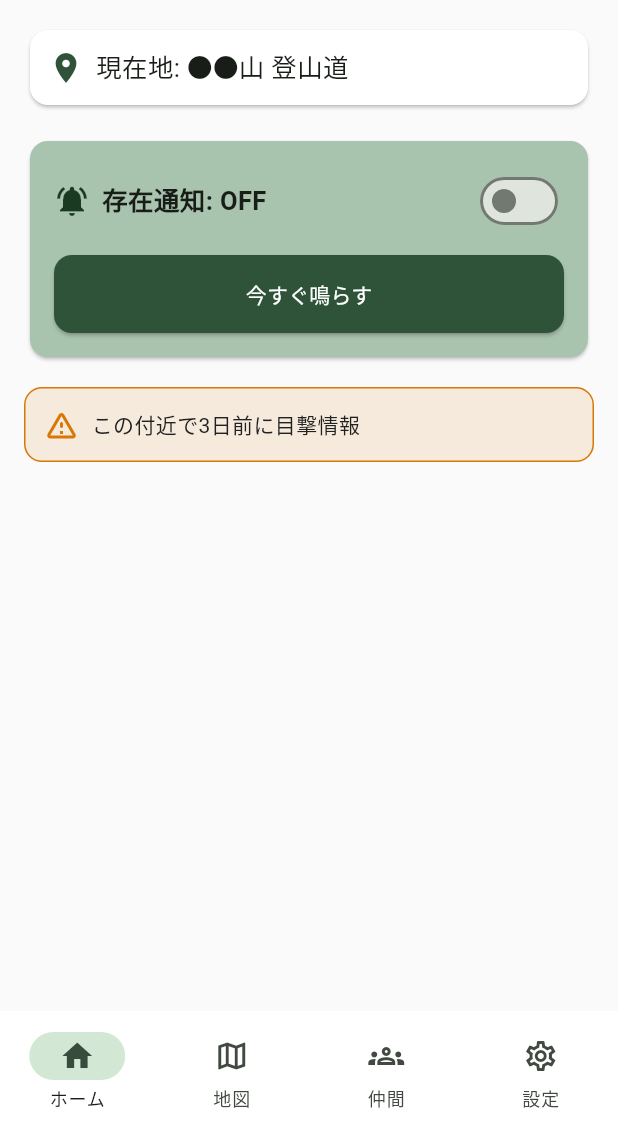
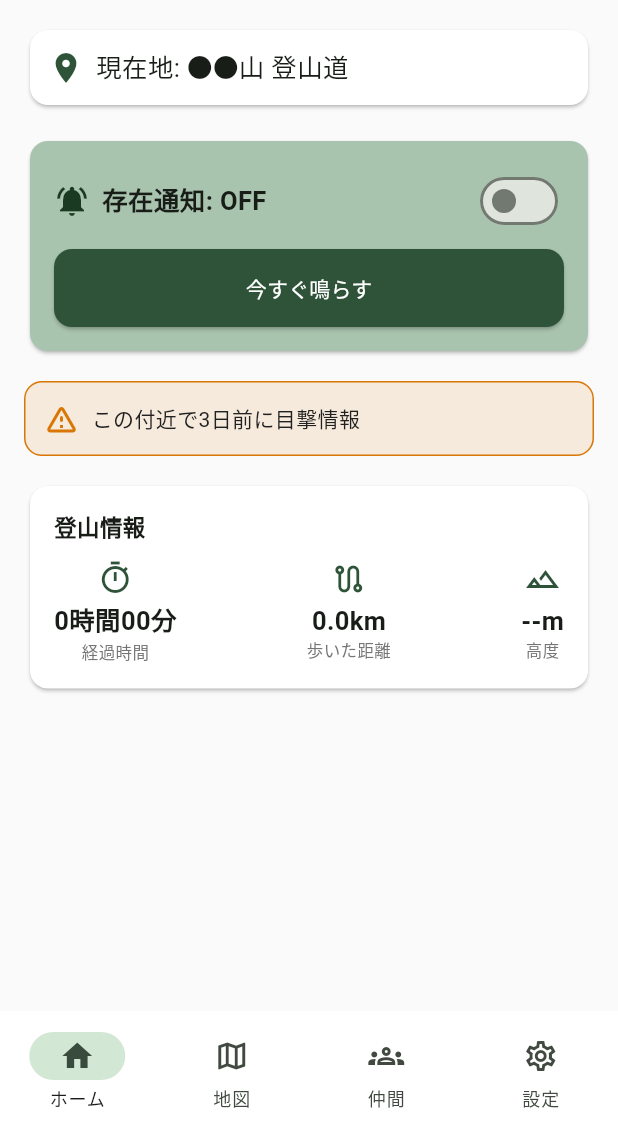
Before and after one commit to nakayu206/kumayokeru-app, a Flutter app: the screen it shows after launch, on a phone screen of 412 x 824 dp, the part 105-1236 px from its top. Run offline on Flutter 3.47's test engine with Material 3 defaults, Android fonts, the phone set to English and light mode, and no system bars; our stand-ins replace flutter_map, flutter_riverpod, flutter_secure_storage, geolocator, isar, just_audio and 2 more; accounts and stored records are empty; generated files the repository leaves out were written again; network calls fail.

Commit message:
ホーム画面レイアウト調整+登山情報カード追加+ログイン画面の戻るボタン修正 (#25)
* Add hiking summary card to home screen

ホーム画面下部の余白に「登山情報」カード(経過時間・歩いた距離・高度)を追加。
geolocatorの位置情報ストリームを購読し、Geolocator.distanceBetweenで
移動距離を積算する。ボタンの間隔調整も反映(「今すぐ鳴らす」を少し上に)。

- domain/entities/hiking_session.dart
- infrastructure/location_service.dart(geolocatorラッパー、権限確認込み)
- presentation/providers/hiking_session_providers.dart(HikingSessionNotifier:
  1秒ごとの経過時間カウント + 位置情報ストリームでの距離・高度更新)
- ユニットテスト追加(fake_asyncで仮想時間制御、3件)

実機(エミュレータ)で経過時間のカウントアップを確認済み。距離・高度は
エミュレータのGPSが固定位置のため変化しないが、ロジックはユニットテスト済み。

Co-Authored-By: Claude Sonnet 5 <noreply@anthropic.com>

* fix: show back button on login screen

LoginPageは常にSettings/位置情報共有画面からNavigator.pushで開かれる
(参考にしたTekuShareと異なりアプリのルート画面ではない)ため、
automaticallyImplyLeading: falseを外して戻るボタンを表示するように修正。
ログイン必須なのは位置情報共有機能のみで、他の画面は未ログインでも
利用できるため、ログイン画面から戻れないのはUX上の問題だった。

Co-Authored-By: Claude Sonnet 5 <noreply@anthropic.com>

---------

Co-authored-by: naka328 <ys.training240613@gmail.com>
Co-authored-by: Claude Sonnet 5 <noreply@anthropic.com>

```diff
--- /dev/null
+++ b/lib/domain/entities/hiking_session.dart
@@ -0,0 +1,26 @@
+/// 現在の登山セッションの簡易サマリ(経過時間・歩いた距離・高度)。
+class HikingSession {
+  const HikingSession({
+    this.elapsedSeconds = 0,
+    this.distanceMeters = 0,
+    this.altitudeMeters,
+  });
+
+  final int elapsedSeconds;
+  final double distanceMeters;
+
+  /// GPSから高度を取得できていない場合はnull。
+  final double? altitudeMeters;
+
+  HikingSession copyWith({
+    int? elapsedSeconds,
+    double? distanceMeters,
+    double? altitudeMeters,
+  }) {
+    return HikingSession(
+      elapsedSeconds: elapsedSeconds ?? this.elapsedSeconds,
+      distanceMeters: distanceMeters ?? this.distanceMeters,
+      altitudeMeters: altitudeMeters ?? this.altitudeMeters,
+    );
+  }
+}
--- a/lib/presentation/pages/auth/login_page.dart
+++ b/lib/presentation/pages/auth/login_page.dart
@@ -67,7 +67,6 @@ class _LoginPageState extends ConsumerState<LoginPage> {
     return AppBar(
       backgroundColor: AppColors.primary,
       foregroundColor: Colors.white,
-      automaticallyImplyLeading: false,
       centerTitle: true,
       elevation: 0,
       title: const Column(
--- a/lib/presentation/pages/home/home_page.dart
+++ b/lib/presentation/pages/home/home_page.dart
@@ -4,6 +4,8 @@ import 'package:flutter_riverpod/flutter_riverpod.dart';
 import 'package:kumayokeru_app/core/constants/app_colors.dart';
 import 'package:kumayokeru_app/core/constants/app_sizes.dart';
 import 'package:kumayokeru_app/core/constants/app_spacing.dart';
+import 'package:kumayokeru_app/domain/entities/hiking_session.dart';
+import 'package:kumayokeru_app/presentation/providers/hiking_session_providers.dart';
 import 'package:kumayokeru_app/presentation/providers/presence_notification_providers.dart';
 
 /// ホーム画面(仕様書セクション12 ①)。
@@ -18,6 +20,7 @@ class HomePage extends ConsumerWidget {
   Widget build(BuildContext context, WidgetRef ref) {
     final notificationState = ref.watch(presenceNotificationProvider);
     final notifier = ref.read(presenceNotificationProvider.notifier);
+    final hikingSession = ref.watch(hikingSessionProvider);
 
     return Scaffold(
       body: SafeArea(
@@ -52,6 +55,8 @@ class HomePage extends ConsumerWidget {
               ),
               const SizedBox(height: AppSpacing.lg),
               const _SightingAlertBanner(),
+              const SizedBox(height: AppSpacing.lg),
+              _HikingSummaryCard(session: hikingSession),
             ],
           ),
         ),
@@ -138,7 +143,7 @@ class _NotificationCard extends StatelessWidget {
                 style: TextStyle(color: AppColors.textSecondary),
               ),
             ],
-            const SizedBox(height: AppSpacing.md),
+            const SizedBox(height: AppSpacing.sm),
             SizedBox(
               width: double.infinity,
               height: AppSizes.buttonHeight,
@@ -157,6 +162,100 @@ class _NotificationCard extends StatelessWidget {
           ],
         ),
       ),
+    );
+  }
+}
+
+class _HikingSummaryCard extends StatelessWidget {
+  const _HikingSummaryCard({required this.session});
+
+  final HikingSession session;
+
+  @override
+  Widget build(BuildContext context) {
+    return Card(
+      color: AppColors.surface,
+      child: Padding(
+        padding: const EdgeInsets.all(AppSpacing.lg),
+        child: Column(
+          crossAxisAlignment: CrossAxisAlignment.start,
+          children: [
+            Text(
+              '登山情報',
+              style: TextStyle(
+                fontWeight: FontWeight.bold,
+                fontSize: AppSizes.fontMd,
+              ),
+            ),
+            const SizedBox(height: AppSpacing.md),
+            Row(
+              mainAxisAlignment: MainAxisAlignment.spaceBetween,
+              children: [
+                _SummaryStat(
+                  icon: Icons.timer_outlined,
+                  label: '経過時間',
+                  value: _formatElapsed(session.elapsedSeconds),
+                ),
+                _SummaryStat(
+                  icon: Icons.route_outlined,
+                  label: '歩いた距離',
+                  value:
+                      '${(session.distanceMeters / 1000).toStringAsFixed(1)}km',
+                ),
+                _SummaryStat(
+                  icon: Icons.terrain_outlined,
+                  label: '高度',
+                  value: session.altitudeMeters == null
+                      ? '--m'
+                      : '${session.altitudeMeters!.round()}m',
+                ),
+              ],
+            ),
+          ],
+        ),
+      ),
+    );
+  }
+
+  String _formatElapsed(int totalSeconds) {
+    final hours = totalSeconds ~/ 3600;
+    final minutes = (totalSeconds % 3600) ~/ 60;
+    return '$hours時間${minutes.toString().padLeft(2, '0')}分';
+  }
+}
+
+class _SummaryStat extends StatelessWidget {
+  const _SummaryStat({
+    required this.icon,
+    required this.label,
+    required this.value,
+  });
+
+  final IconData icon;
+  final String label;
+  final String value;
+
+  @override
+  Widget build(BuildContext context) {
+    return Column(
+      children: [
+        Icon(icon, color: AppColors.primary, size: AppSizes.iconMd),
+        const SizedBox(height: AppSpacing.xs),
+        Text(
+          value,
+          style: TextStyle(
+            fontWeight: FontWeight.bold,
+            fontSize: AppSizes.fontLg,
+          ),
+        ),
+        Text(
+          label,
+          style: TextStyle(
+            color: AppColors.textSecondary,
+            fontSize: AppSizes.fontXs,
+          ),
+        ),
+      ],
     );
   }
 }
```
Also changed, not shown: lib/infrastructure/location_service.dart (added, +32 -0 lines), lib/presentation/providers/hiking_session_providers.dart (added, +72 -0 lines), 1 other file.
